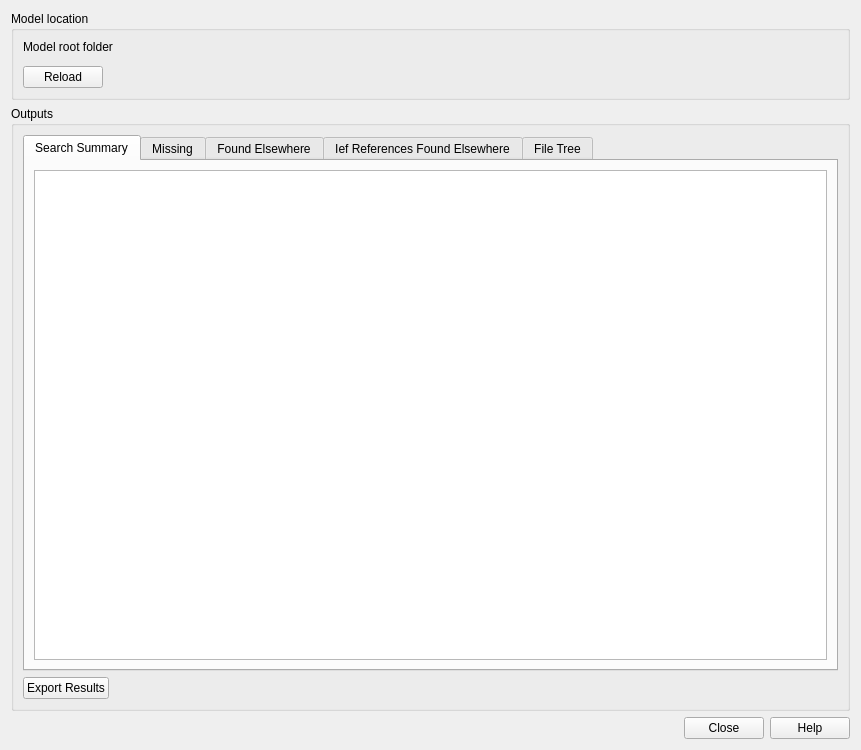
duncan-r/ModCheck, file mod_check/forms/ui_file_check_dialog.ui: the form before one commit.
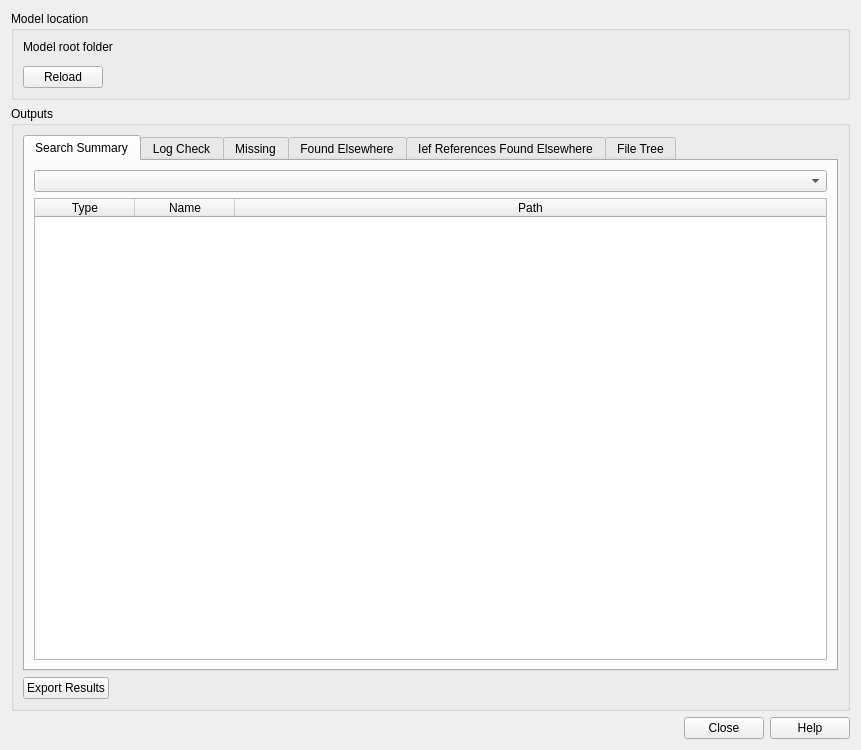
The form after the commit. The open tabs and pages were chosen to show the change. Custom widgets are drawn as their Qt base class.

Commit message:
Basics of the file check completed.
A bit scrappy, needs a massive refactor, but the main loading
and display of all files and comparison against log outputs is
there.

Need to add a check of the model files as well and implement the
tree view and some searching options.

Patch:
```diff
--- a/mod_check/forms/ui_file_check_dialog.ui
+++ b/mod_check/forms/ui_file_check_dialog.ui
@@ -77,19 +77,76 @@
          </attribute>
          <layout class="QVBoxLayout" name="verticalLayout_4">
           <item>
-           <widget class="QTextBrowser" name="summaryTextEdit">
-            <property name="font">
-             <font>
-              <family>Courier</family>
-              <pointsize>10</pointsize>
-             </font>
+           <widget class="QComboBox" name="summaryComboBox"/>
+          </item>
+          <item>
+           <widget class="QTableWidget" name="summaryTable">
+            <property name="sortingEnabled">
+             <bool>true</bool>
             </property>
-            <property name="sizeAdjustPolicy">
-             <enum>QAbstractScrollArea::AdjustToContents</enum>
+            <attribute name="horizontalHeaderStretchLastSection">
+             <bool>true</bool>
+            </attribute>
+            <column>
+             <property name="text">
+              <string>Type</string>
+             </property>
+            </column>
+            <column>
+             <property name="text">
+              <string>Name</string>
+             </property>
+            </column>
+            <column>
+             <property name="text">
+              <string>Path</string>
+             </property>
+            </column>
+           </widget>
+          </item>
+         </layout>
+        </widget>
+        <widget class="QWidget" name="logTab">
+         <attribute name="title">
+          <string>Log Check</string>
+         </attribute>
+         <layout class="QVBoxLayout" name="verticalLayout_15">
+          <item>
+           <widget class="QComboBox" name="logComboBox"/>
+          </item>
+          <item>
+           <widget class="QTableWidget" name="logTable">
+            <property name="sortingEnabled">
+             <bool>true</bool>
             </property>
-            <property name="lineWrapMode">
-             <enum>QTextEdit::NoWrap</enum>
-            </property>
+            <attribute name="horizontalHeaderStretchLastSection">
+             <bool>true</bool>
+            </attribute>
+            <column>
+             <property name="text">
+              <string>Missing</string>
+             </property>
+            </column>
+            <column>
+             <property name="text">
+              <string>Type</string>
+             </property>
+            </column>
+            <column>
+             <property name="text">
+              <string>Name</string>
+             </property>
+            </column>
+            <column>
+             <property name="text">
+              <string>Log Path</string>
+             </property>
+            </column>
+            <column>
+             <property name="text">
+              <string>New Path</string>
+             </property>
+            </column>
            </widget>
           </item>
          </layout>
```
Left out of the diff: 3 changed lines with no effect on the pictures. The commit also changes 4 other files.
